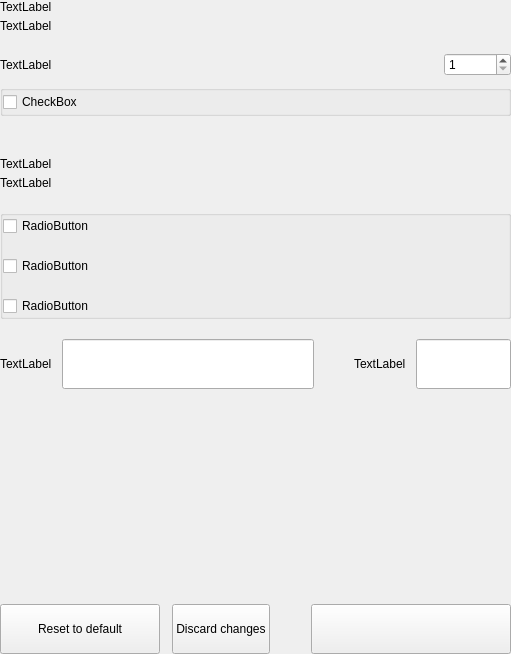
This is src/qt/timelockcoin/settings/forms/settingswalletoptionswidget.ui in timelockcoin/tym as Qt 5 draws it before an edit. The edited form follows.
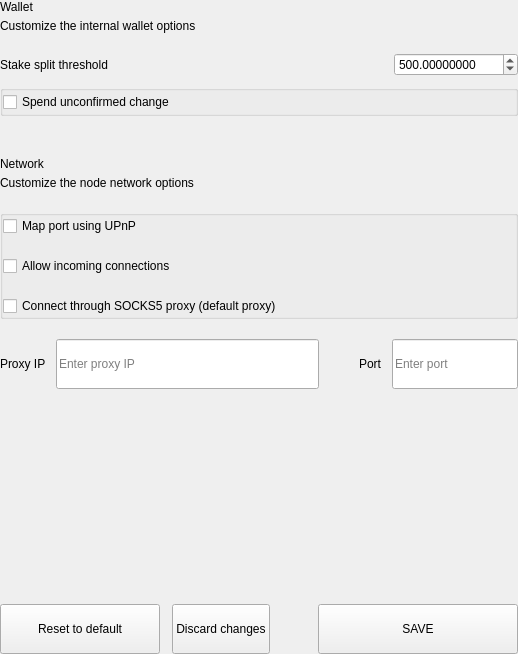
This is the edited form.

The edit to the form file:
```diff
--- a/src/qt/timelockcoin/settings/forms/settingswalletoptionswidget.ui
+++ b/src/qt/timelockcoin/settings/forms/settingswalletoptionswidget.ui
@@ -6,7 +6,7 @@
    <rect>
     <x>0</x>
     <y>0</y>
-    <width>511</width>
+    <width>518</width>
     <height>654</height>
    </rect>
   </property>
@@ -62,14 +62,14 @@
             <item>
              <widget class="QLabel" name="labelTitle">
               <property name="text">
-               <string>TextLabel</string>
+               <string>Wallet</string>
               </property>
              </widget>
             </item>
             <item>
              <widget class="QLabel" name="labelSubtitle1">
               <property name="text">
-               <string>TextLabel</string>
+               <string>Customize the internal wallet options</string>
               </property>
               <property name="wordWrap">
                <bool>true</bool>
@@ -104,7 +104,7 @@
           <item>
            <widget class="QLabel" name="labelTitleStake">
             <property name="text">
-             <string>TextLabel</string>
+             <string>Stake split threshold</string>
             </property>
            </widget>
           </item>
@@ -122,13 +122,19 @@
            </spacer>
           </item>
           <item>
-           <widget class="QSpinBox" name="spinBoxStakeSplitThreshold">
+           <widget class="QDoubleSpinBox" name="spinBoxStakeSplitThreshold">
+            <property name="decimals">
+             <number>8</number>
+            </property>
             <property name="minimum">
-             <number>1</number>
+             <number>0</number>
             </property>
             <property name="maximum">
              <number>999999</number>
             </property>
+            <property name="value">
+             <number>500</number>
+            </property>
            </widget>
           </item>
          </layout>
@@ -157,7 +163,7 @@
            <item>
             <widget class="QCheckBox" name="radioButtonSpend">
              <property name="text">
-              <string>CheckBox</string>
+              <string>Spend unconfirmed change</string>
              </property>
             </widget>
            </item>
@@ -228,14 +234,14 @@
             <item>
              <widget class="QLabel" name="labelTitleNetwork">
               <property name="text">
-               <string>TextLabel</string>
+               <string>Network</string>
               </property>
              </widget>
             </item>
             <item>
              <widget class="QLabel" name="labelSubtitleNetwork">
               <property name="text">
-               <string>TextLabel</string>
+               <string>Customize the node network options</string>
               </property>
               <property name="wordWrap">
                <bool>true</bool>
@@ -286,21 +292,21 @@
            <item>
             <widget class="QCheckBox" name="checkBoxMap">
              <property name="text">
-              <string>RadioButton</string>
+              <string>Map port using UPnP</string>
              </property>
             </widget>
            </item>
            <item>
             <widget class="QCheckBox" name="checkBoxAllow">
              <property name="text">
-              <string>RadioButton</string>
+              <string>Allow incoming connections</string>
              </property>
             </widget>
            </item>
            <item>
             <widget class="QCheckBox" name="checkBoxConnect">
              <property name="text">
-              <string>RadioButton</string>
+              <string>Connect through SOCKS5 proxy (default proxy)</string>
              </property>
             </widget>
            </item>
@@ -336,7 +342,7 @@
             <item>
              <widget class="QLabel" name="labelSubtitleProxy">
               <property name="text">
-               <string>TextLabel</string>
+               <string>Proxy IP</string>
               </property>
              </widget>
             </item>
@@ -354,6 +360,9 @@
                 <height>50</height>
                </size>
               </property>
+              <property name="placeholderText">
+               <string>Enter proxy IP</string>
+              </property>
              </widget>
             </item>
            </layout>
@@ -379,7 +388,7 @@
             <item>
              <widget class="QLabel" name="labelSubtitlePort">
               <property name="text">
-               <string>TextLabel</string>
+               <string>Port</string>
               </property>
              </widget>
             </item>
@@ -397,6 +406,9 @@
                 <height>50</height>
                </size>
               </property>
+              <property name="placeholderText">
+               <string>Enter port</string>
+              </property>
              </widget>
             </item>
            </layout>
@@ -493,7 +505,7 @@
              <enum>Qt::NoFocus</enum>
             </property>
             <property name="text">
-             <string/>
+             <string>SAVE</string>
             </property>
            </widget>
           </item>
```
